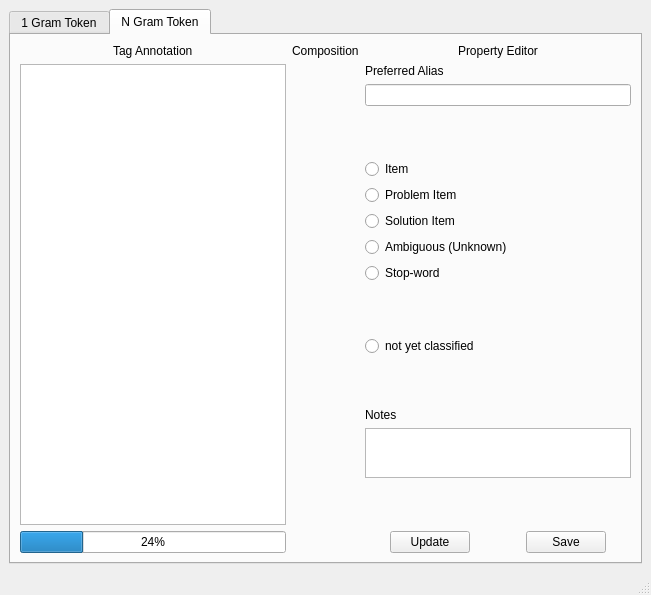
Before: the Qt Designer form app/taggingUI/taggingUI.ui in usnistgov/nestor-tmp2, drawn with Qt 5.
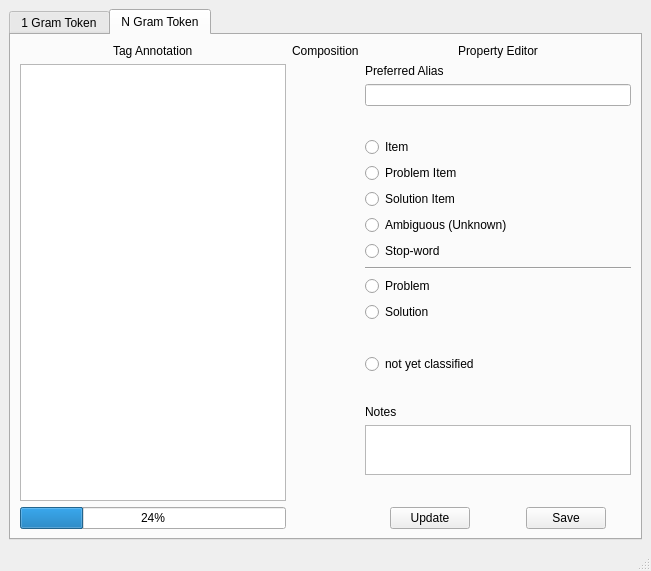
After: the same form once the commit is applied.

Commit message: FIKED: add problem and solution to the ngram choices.

The edit to the form file:
```diff
--- a/app/taggingUI/taggingUI.ui
+++ b/app/taggingUI/taggingUI.ui
@@ -7,7 +7,7 @@
     <x>0</x>
     <y>0</y>
     <width>651</width>
-    <height>595</height>
+    <height>571</height>
    </rect>
   </property>
   <property name="windowTitle">
@@ -394,6 +394,33 @@
                 </attribute>
                </widget>
               </item>
+              <item>
+               <widget class="Line" name="line">
+                <property name="orientation">
+                 <enum>Qt::Horizontal</enum>
+                </property>
+               </widget>
+              </item>
+              <item>
+               <widget class="QRadioButton" name="radioButton_Ngram_ProblemEditor">
+                <property name="text">
+                 <string>Problem</string>
+                </property>
+                <attribute name="buttonGroup">
+                 <string notr="true">buttonGroup_NGram_Classification</string>
+                </attribute>
+               </widget>
+              </item>
+              <item>
+               <widget class="QRadioButton" name="radioButton_Ngram_SolutionEditor">
+                <property name="text">
+                 <string>Solution</string>
+                </property>
+                <attribute name="buttonGroup">
+                 <string notr="true">buttonGroup_NGram_Classification</string>
+                </attribute>
+               </widget>
+              </item>
               <item>
                <spacer name="verticalSpacer_6">
                 <property name="orientation">
```
The commit also changes 3 other files.
